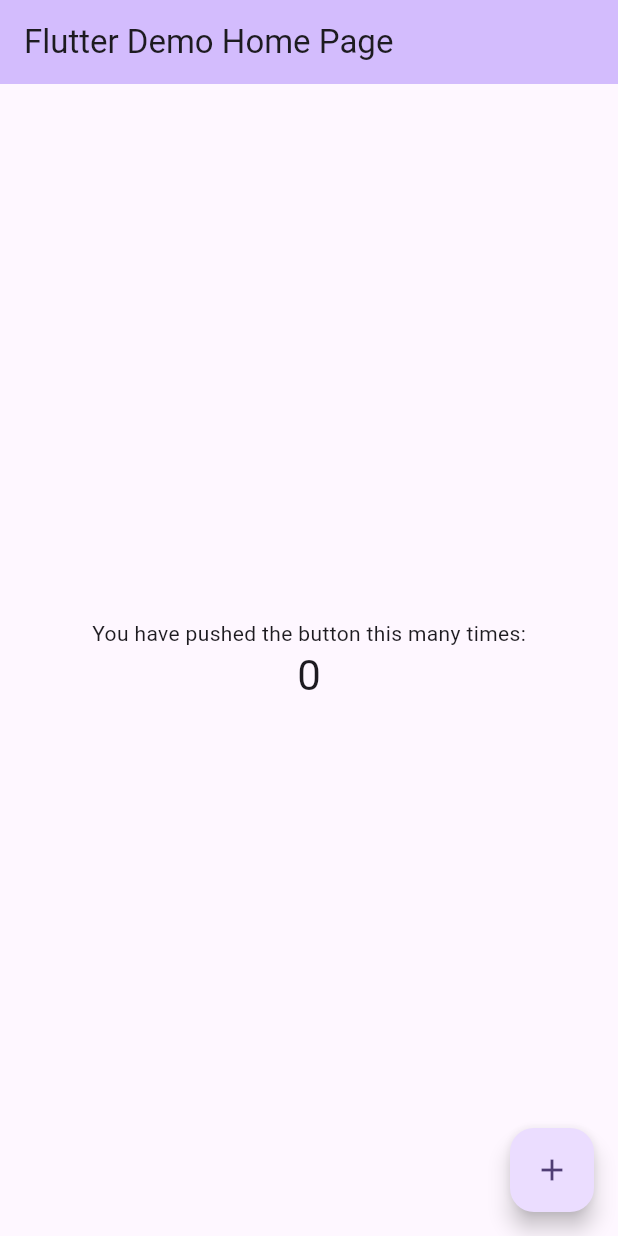
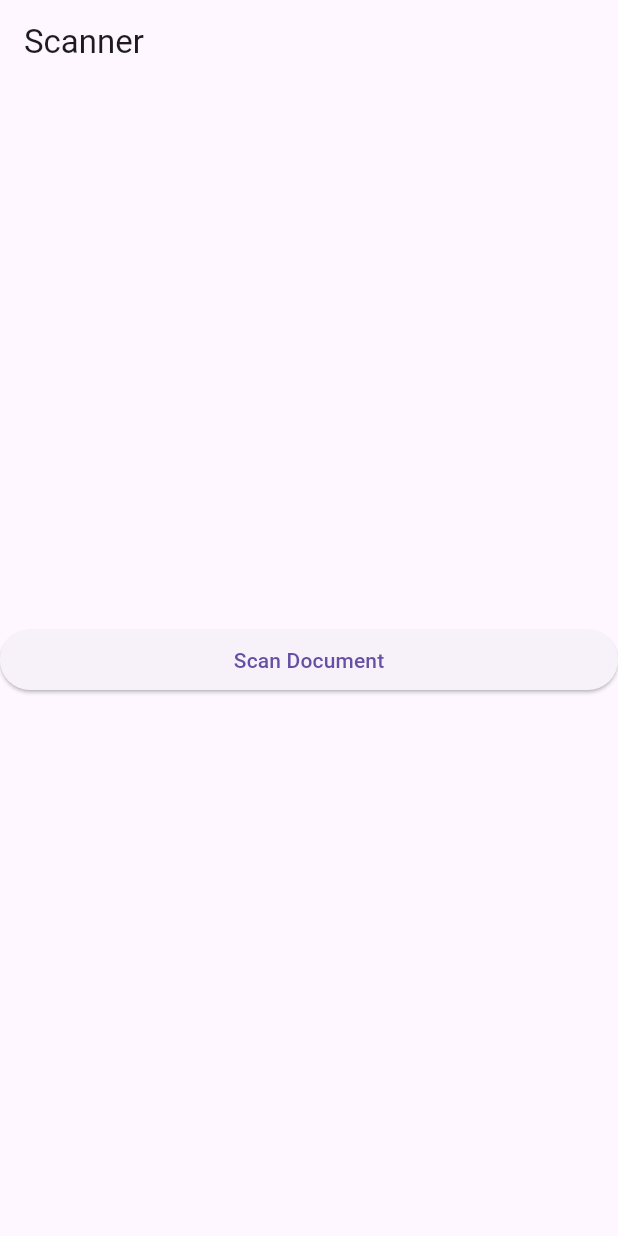
Before and after one commit to biancardoso/YE-Gestao-PI-24, a Flutter app: the screen it shows after launch, on a phone screen of 412 x 824 dp. Run offline on Flutter 3.47's test engine with Material 3 defaults, Android fonts, the light colour scheme and no system bars; missing offline and left inert: cunning_document_scanner.

Commit message:
código de exame feito
tem problema no teste precisa ser validado

```diff
--- a/flutter_application_1/lib/main.dart
+++ b/flutter_application_1/lib/main.dart
@@ -1,125 +1,147 @@
+// import 'package:flutter/material.dart';
+
+// void main() {
+//   runApp(const MyApp());
+// }
+
+// class MyApp extends StatelessWidget {
+//   const MyApp({super.key});
+
+//   // This widget is the root of your application.
+//   @override
+//   Widget build(BuildContext context) {
+//     return MaterialApp(
+//       title: 'Flutter Demo',
+//       theme: ThemeData(
+//         // This is the theme of your application.
+//         //
+//         // TRY THIS: Try running your application with "flutter run". You'll see
+//         // the application has a purple toolbar. Then, without quitting the app,
+//         // try changing the seedColor in the colorScheme below to Colors.green
+//         // and then invoke "hot reload" (save your changes or press the "hot
+//         // reload" button in a Flutter-supported IDE, or press "r" if you used
+//         // the command line to start the app).
+//         //
+//         // Notice that the counter didn't reset back to zero; the application
+//         // state is not lost during the reload. To reset the state, use hot
+//         // restart instead.
+//         //
+//         // This works for code too, not just values: Most code changes can be
+//         // tested with just a hot reload.
+//         colorScheme: ColorScheme.fromSeed(seedColor: Colors.deepPurple),
+//         useMaterial3: true,
+//       ),
+//       home: const MyHomePage(title: 'Flutter Demo Home Page'),
+//     );
+//   }
+// }
+
+// class MyHomePage extends StatefulWidget {
+//   const MyHomePage({super.key, required this.title});
+
+//   // This widget is the home page of your application. It is stateful, meaning
+//   // that it has a State object (defined below) that contains fields that affect
+//   // how it looks.
+
+//   // This class is the configuration for the state. It holds the values (in this
+//   // case the title) provided by the parent (in this case the App widget) and
+//   // used by the build method of the State. Fields in a Widget subclass are
+//   // always marked "final".
+
+//   final String title;
+
+//   @override
+//   State<MyHomePage> createState() => _MyHomePageState();
+// }
+
+// class _MyHomePageState extends State<MyHomePage> {
+//   int _counter = 0;
+
+//   void _incrementCounter() {
+//     setState(() {
+//       // This call to setState tells the Flutter framework that something has
+//       // changed in this State, which causes it to rerun the build method below
+//       // so that the display can reflect the updated values. If we changed
+//       // _counter without calling setState(), then the build method would not be
+//       // called again, and so nothing would appear to happen.
+//       _counter++;
+//     });
+//   }
+
+//   @override
+//   Widget build(BuildContext context) {
+//     // This method is rerun every time setState is called, for instance as done
+//     // by the _incrementCounter method above.
+//     //
+//     // The Flutter framework has been optimized to make rerunning build methods
+//     // fast, so that you can just rebuild anything that needs updating rather
+//     // than having to individually change instances of widgets.
+//     return Scaffold(
+//       appBar: AppBar(
+//         // TRY THIS: Try changing the color here to a specific color (to
+//         // Colors.amber, perhaps?) and trigger a hot reload to see the AppBar
+//         // change color while the other colors stay the same.
+//         backgroundColor: Theme.of(context).colorScheme.inversePrimary,
+//         // Here we take the value from the MyHomePage object that was created by
+//         // the App.build method, and use it to set our appbar title.
+//         title: Text(widget.title),
+//       ),
+//       body: Center(
+//         // Center is a layout widget. It takes a single child and positions it
+//         // in the middle of the parent.
+//         child: Column(
+//           // Column is also a layout widget. It takes a list of children and
+//           // arranges them vertically. By default, it sizes itself to fit its
+//           // children horizontally, and tries to be as tall as its parent.
+//           //
+//           // Column has various properties to control how it sizes itself and
+//           // how it positions its children. Here we use mainAxisAlignment to
+//           // center the children vertically; the main axis here is the vertical
+//           // axis because Columns are vertical (the cross axis would be
+//           // horizontal).
+//           //
+//           // TRY THIS: Invoke "debug painting" (choose the "Toggle Debug Paint"
+//           // action in the IDE, or press "p" in the console), to see the
+//           // wireframe for each widget.
+//           mainAxisAlignment: MainAxisAlignment.center,
+//           children: <Widget>[
+//             const Text(
+//               'You have pushed the button this many times:',
+//             ),
+//             Text(
+//               '$_counter',
+//               style: Theme.of(context).textTheme.headlineMedium,
+//             ),
+//           ],
+//         ),
+//       ),
+//       floatingActionButton: FloatingActionButton(
+//         onPressed: _incrementCounter,
+//         tooltip: 'Increment',
+//         child: const Icon(Icons.add),
+//       ), // This trailing comma makes auto-formatting nicer for build methods.
+//     );
+//   }
+// }
+
+
 import 'package:flutter/material.dart';
+import 'scanner_page.dart';
 
 void main() {
-  runApp(const MyApp());
+  runApp(MyApp());
 }
 
 class MyApp extends StatelessWidget {
-  const MyApp({super.key});
-
-  // This widget is the root of your application.
   @override
   Widget build(BuildContext context) {
     return MaterialApp(
-      title: 'Flutter Demo',
+      title: 'Document Scanner',
       theme: ThemeData(
-        // This is the theme of your application.
-        //
-        // TRY THIS: Try running your application with "flutter run". You'll see
-        // the application has a purple toolbar. Then, without quitting the app,
-        // try changing the seedColor in the colorScheme below to Colors.green
-        // and then invoke "hot reload" (save your changes or press the "hot
-        // reload" button in a Flutter-supported IDE, or press "r" if you used
-        // the command line to start the app).
-        //
-        // Notice that the counter didn't reset back to zero; the application
-        // state is not lost during the reload. To reset the state, use hot
-        // restart instead.
-        //
-        // This works for code too, not just values: Most code changes can be
-        // tested with just a hot reload.
-        colorScheme: ColorScheme.fromSeed(seedColor: Colors.deepPurple),
-        useMaterial3: true,
+        primarySwatch: Colors.blue,
+        visualDensity: VisualDensity.adaptivePlatformDensity,
       ),
-      home: const MyHomePage(title: 'Flutter Demo Home Page'),
+      home: ScannerPage(),
     );
   }
 }
-
-class MyHomePage extends StatefulWidget {
-  const MyHomePage({super.key, required this.title});
-
-  // This widget is the home page of your application. It is stateful, meaning
-  // that it has a State object (defined below) that contains fields that affect
-  // how it looks.
-
-  // This class is the configuration for the state. It holds the values (in this
-  // case the title) provided by the parent (in this case the App widget) and
-  // used by the build method of the State. Fields in a Widget subclass are
-  // always marked "final".
-
-  final String title;
-
-  @override
-  State<MyHomePage> createState() => _MyHomePageState();
-}
-
-class _MyHomePageState extends State<MyHomePage> {
-  int _counter = 0;
-
-  void _incrementCounter() {
-    setState(() {
-      // This call to setState tells the Flutter framework that something has
-      // changed in this State, which causes it to rerun the build method below
-      // so that the display can reflect the updated values. If we changed
-      // _counter without calling setState(), then the build method would not be
-      // called again, and so nothing would appear to happen.
-      _counter++;
-    });
-  }
-
-  @override
-  Widget build(BuildContext context) {
-    // This method is rerun every time setState is called, for instance as done
-    // by the _incrementCounter method above.
-    //
-    // The Flutter framework has been optimized to make rerunning build methods
-    // fast, so that you can just rebuild anything that needs updating rather
-    // than having to individually change instances of widgets.
-    return Scaffold(
-      appBar: AppBar(
-        // TRY THIS: Try changing the color here to a specific color (to
-        // Colors.amber, perhaps?) and trigger a hot reload to see the AppBar
-        // change color while the other colors stay the same.
-        backgroundColor: Theme.of(context).colorScheme.inversePrimary,
-        // Here we take the value from the MyHomePage object that was created by
-        // the App.build method, and use it to set our appbar title.
-        title: Text(widget.title),
-      ),
-      body: Center(
-        // Center is a layout widget. It takes a single child and positions it
-        // in the middle of the parent.
-        child: Column(
-          // Column is also a layout widget. It takes a list of children and
-          // arranges them vertically. By default, it sizes itself to fit its
-          // children horizontally, and tries to be as tall as its parent.
-          //
-          // Column has various properties to control how it sizes itself and
-          // how it positions its children. Here we use mainAxisAlignment to
-          // center the children vertically; the main axis here is the vertical
-          // axis because Columns are vertical (the cross axis would be
-          // horizontal).
-          //
-          // TRY THIS: Invoke "debug painting" (choose the "Toggle Debug Paint"
-          // action in the IDE, or press "p" in the console), to see the
-          // wireframe for each widget.
-          mainAxisAlignment: MainAxisAlignment.center,
-          children: <Widget>[
-            const Text(
-              'You have pushed the button this many times:',
-            ),
-            Text(
-              '$_counter',
-              style: Theme.of(context).textTheme.headlineMedium,
-            ),
-          ],
-        ),
-      ),
-      floatingActionButton: FloatingActionButton(
-        onPressed: _incrementCounter,
-        tooltip: 'Increment',
-        child: const Icon(Icons.add),
-      ), // This trailing comma makes auto-formatting nicer for build methods.
-    );
-  }
-}
--- /dev/null
+++ b/flutter_application_1/lib/scanner_page.dart
@@ -0,0 +1,62 @@
+import 'dart:io';
+
+import 'package:flutter/material.dart';
+import 'package:cunning_document_scanner/cunning_document_scanner.dart';
+
+class ScannerPage extends StatefulWidget {
+  @override
+  _ScannerPageState createState() => _ScannerPageState();
+}
+
+class _ScannerPageState extends State<ScannerPage> {
+  List<File> _scannedImages = [];
+
+  Future<void> _scanDocument() async {
+  final imagesPath = await CunningDocumentScanner.getPictures();
+  if (imagesPath != null) {
+    List<File> images = imagesPath.map((path) => File(path)).toList();
+    setState(() {
+      _scannedImages = images;
+    });
+  } else {
+    // Tratar o caso em que imagesPath é nulo, se necessário
+  }
+}
+
+  Future<void> _createPdf() async {
+    // Implementação para criar o PDF a partir das imagens
+  }
+
+  @override
+  Widget build(BuildContext context) {
+    return Scaffold(
+      appBar: AppBar(
+        title: Text('Scanner'),
+      ),
+      body: Column(
+        mainAxisAlignment: MainAxisAlignment.center,
+        crossAxisAlignment: CrossAxisAlignment.stretch,
+        children: <Widget>[
+          ElevatedButton(
+            onPressed: _scanDocument,
+            child: Text('Scan Document'),
+          ),
+          if (_scannedImages.isNotEmpty) ...[
+            Expanded(
+              child: ListView.builder(
+                itemCount: _scannedImages.length,
+                itemBuilder: (context, index) {
+                  return Image.file(_scannedImages[index]);
+                },
+              ),
+            ),
+            ElevatedButton(
+              onPressed: _createPdf,
+              child: Text('Create PDF'),
+            ),
+          ],
+        ],
+      ),
+    );
+  }
+}
--- a/flutter_application_1/pubspec.yaml
+++ b/flutter_application_1/pubspec.yaml
@@ -30,7 +30,8 @@ environment:
 dependencies:
   flutter:
     sdk: flutter
-
+  cunning_document_scanner: ^1.2.2
+  path_provider: ^2.0.3
 
   # The following adds the Cupertino Icons font to your application.
   # Use with the CupertinoIcons class for iOS style icons.
```
Also changed, not shown: 4 other files.
